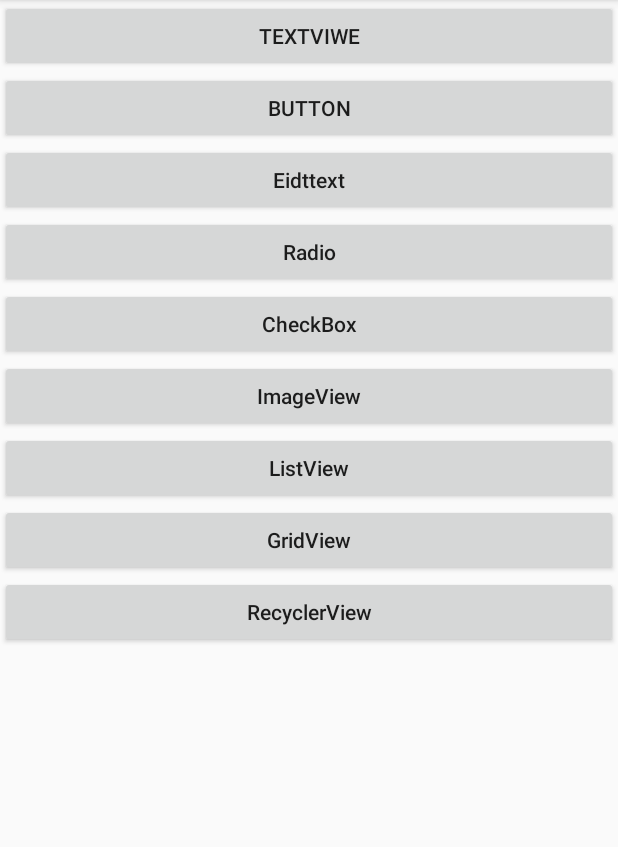
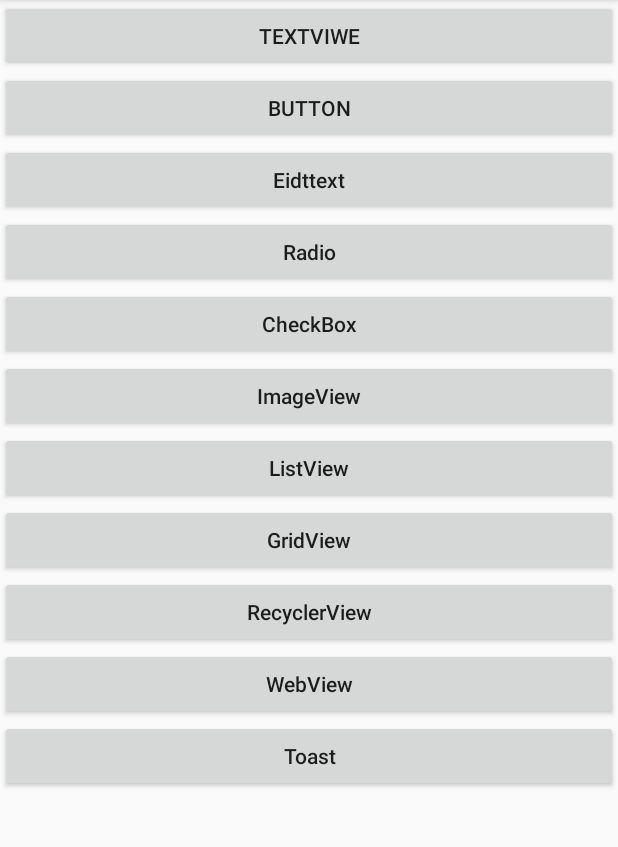
Before and after one commit to chemoontheshy/android, an Android app: the screen it shows after launch (MainActivity), on a phone screen of 412 x 824 dp, the part 84-931 px from its top. Run offline under Robolectric (Android 15) with nearby library versions, the phone set to English and light mode, and no system bars.

Commit message:
20200907

```diff
--- a/001/app/src/main/AndroidManifest.xml
+++ b/001/app/src/main/AndroidManifest.xml
@@ -11,7 +11,9 @@
         android:supportsRtl="true"
         android:theme="@style/AppTheme"
         tools:ignore="GoogleAppIndexingWarning">
-        <activity android:name=".recyclerView.PuRecyclerViewActivity"></activity>
+        <activity android:name=".ToastActivity"></activity>
+        <activity android:name=".WebViewActivity" />
+        <activity android:name=".recyclerView.PuRecyclerViewActivity" />
         <activity android:name=".recyclerView.HorRecyclerViewActivity" />
         <activity android:name=".recyclerView.LinearRecyclerViewActivity" />
         <activity android:name=".recyclerView.RecyclerViewActivity" />
--- a/001/app/src/main/java/com/qchenmo/a001/MainActivity.java
+++ b/001/app/src/main/java/com/qchenmo/a001/MainActivity.java
@@ -5,6 +5,7 @@ import androidx.appcompat.app.AppCompatActivity;
 import android.content.Intent;
 import android.os.Bundle;
 import android.view.View;
+import android.webkit.WebView;
 import android.widget.Button;
 
 import com.qchenmo.a001.gridView.GridViewActivity;
@@ -14,7 +15,7 @@ import com.qchenmo.a001.recyclerView.RecyclerViewActivity;
 public class MainActivity extends AppCompatActivity {
 
     private Button btn_toTextView,btn_toButton,btn_toEditText,btn_toRadio,btn_toCheckBox,btn_toImageView,btn_toListView,btn_toGridView,btn_toRecyclerView;
-
+    private Button btn_toWebView,btn_toToast;
     @Override
     protected void onCreate(Bundle savedInstanceState) {
         super.onCreate(savedInstanceState);
@@ -30,6 +31,8 @@ public class MainActivity extends AppCompatActivity {
         btn_toListView = findViewById(R.id.toListView);
         btn_toGridView = findViewById(R.id.toGridView);
         btn_toRecyclerView = findViewById(R.id.toRecyclerView);
+        btn_toWebView  = findViewById(R.id.toWebView);
+        btn_toToast = findViewById(R.id.toToast);
         setListeners();
     }
 
@@ -44,6 +47,8 @@ public class MainActivity extends AppCompatActivity {
         btn_toListView.setOnClickListener(onclick);
         btn_toGridView.setOnClickListener(onclick);
         btn_toRecyclerView.setOnClickListener(onclick);
+        btn_toWebView.setOnClickListener(onclick);
+        btn_toToast.setOnClickListener(onclick);
     }
 
     private class Onclick implements View.OnClickListener{
@@ -89,6 +94,14 @@ public class MainActivity extends AppCompatActivity {
                     //跳转到RecyclerView演示界面
                     intent = new Intent(MainActivity.this, RecyclerViewActivity.class);
                     break;
+                case R.id.toWebView:
+                    //跳转到toWebView演示界面
+                    intent = new Intent(MainActivity.this, WebViewActivity.class);
+                    break;
+                case R.id.toToast:
+                    //跳转到toToast演示界面
+                    intent = new Intent(MainActivity.this, ToastActivity.class);
+                    break;
                 default:
                     throw new IllegalStateException("Unexpected value: " + v.getId());
             }
--- a/001/app/src/main/res/layout/activity_main.xml
+++ b/001/app/src/main/res/layout/activity_main.xml
@@ -69,6 +69,19 @@
             android:text="@string/btn_RecyclerView"
             android:textAllCaps="false"/>
 
+        <Button
+            android:id="@+id/toWebView"
+            android:layout_width="match_parent"
+            android:layout_height="wrap_content"
+            android:text="@string/btn_WebView"
+            android:textAllCaps="false"/>
+        <Button
+            android:id="@+id/toToast"
+            android:layout_width="match_parent"
+            android:layout_height="wrap_content"
+            android:text="@string/btn_Toast"
+            android:textAllCaps="false"/>
+
 <!--        测试 ScrollView-->
 <!--        <Button-->
 <!--            android:layout_width="match_parent"-->
--- a/001/app/src/main/res/values/strings.xml
+++ b/001/app/src/main/res/values/strings.xml
@@ -40,4 +40,9 @@
     <string name="btn_RecyclerView">RecyclerView</string>
     <string name="btn_horizontalView">水平滚动</string>
     <string name="PuRecyclerView">瀑布流</string>
+    <string name="btn_WebView">WebView</string>
+    <string name="btn_Toast">Toast</string>
+    <string name="moren">默认</string>
+    <string name="changeLocation">改变位置</string>
+    <string name="toastImg">自定义图片</string>
 </resources>
```
Also changed, not shown: 001/app/src/main/java/com/qchenmo/a001/ToastActivity.java (added, +53 -0 lines), 001/app/src/main/java/com/qchenmo/a001/WebViewActivity.java (added, +25 -0 lines), 001/app/src/main/res/layout/activity_toast.xml (added, +26 -0 lines), 001/app/src/main/res/layout/activity_web_view.xml (added, +13 -0 lines), 1 other file.
